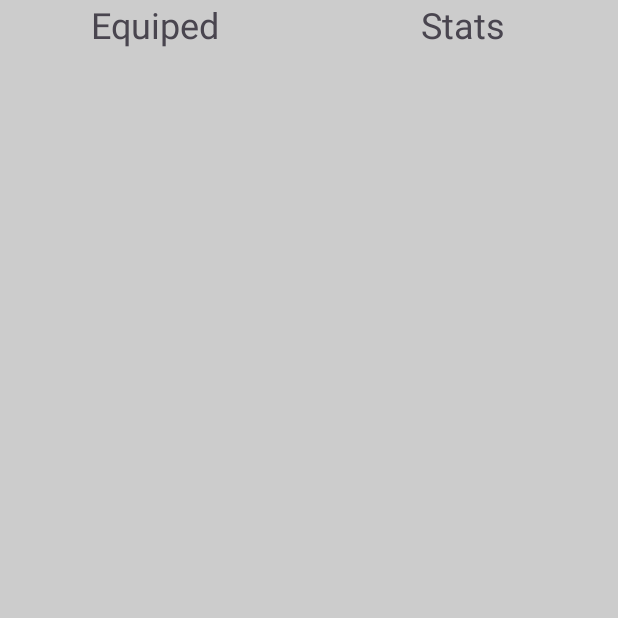
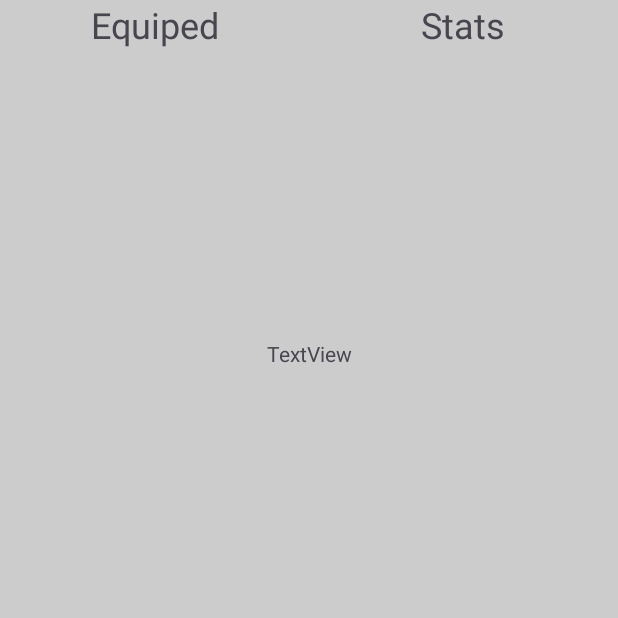
Before and after one commit to Kprzeslawski/MobileApp, an Android app: the fragment InventoryFragment placed in its activity, on a phone screen of 412 x 824 dp, the top half of it. Run offline under Robolectric (Android 15) with nearby library versions, the phone set to English and light mode, and no system bars; 2 statements that could not run were skipped.

Commit message:
add element for displaying player gold

```diff
--- a/app/src/main/res/layout/fragment_inventory.xml
+++ b/app/src/main/res/layout/fragment_inventory.xml
@@ -74,7 +74,7 @@
                             android:layout_width="wrap_content"
                             android:layout_height="wrap_content"
                             app:layout_constraintStart_toStartOf="parent"
-                            app:layout_constraintTop_toBottomOf="@+id/inv_frag_data_level"  />
+                            app:layout_constraintTop_toBottomOf="@+id/inv_frag_data_level" />
 
                         <TextView
                             android:id="@+id/inv_frag_data_health"
@@ -136,10 +136,34 @@
                 </LinearLayout>
 
                 <androidx.constraintlayout.widget.ConstraintLayout
+                    android:id="@+id/constraintLayout2"
+                    android:layout_width="match_parent"
+                    android:layout_height="match_parent"
+                    android:layout_weight="1"
+                    app:layout_constraintEnd_toEndOf="parent"
+                    app:layout_constraintStart_toStartOf="parent"
+                    app:layout_constraintTop_toBottomOf="@+id/linearLayout">
+
+                    <TextView
+                        android:id="@+id/inv_frag_data_gold"
+                        android:layout_width="0dp"
+                        android:layout_height="wrap_content"
+                        android:gravity="center"
+                        android:text="TextView"
+                        app:layout_constraintBottom_toBottomOf="parent"
+                        app:layout_constraintEnd_toEndOf="parent"
+                        app:layout_constraintStart_toStartOf="parent"
+                        app:layout_constraintTop_toTopOf="parent" />
+                </androidx.constraintlayout.widget.ConstraintLayout>
+
+                <androidx.constraintlayout.widget.ConstraintLayout
                     android:id="@+id/constraintLayout"
                     android:layout_width="match_parent"
-                    android:layout_height="match_parent"
-                    app:layout_constraintBottom_toBottomOf="@+id/linearLayout">
+                    android:layout_height="wrap_content"
+                    app:layout_constraintBottom_toBottomOf="@+id/linearLayout"
+                    app:layout_constraintEnd_toEndOf="parent"
+                    app:layout_constraintStart_toStartOf="parent"
+                    app:layout_constraintTop_toBottomOf="@+id/constraintLayout2">
 
                 </androidx.constraintlayout.widget.ConstraintLayout>
             </androidx.constraintlayout.widget.ConstraintLayout>
```
